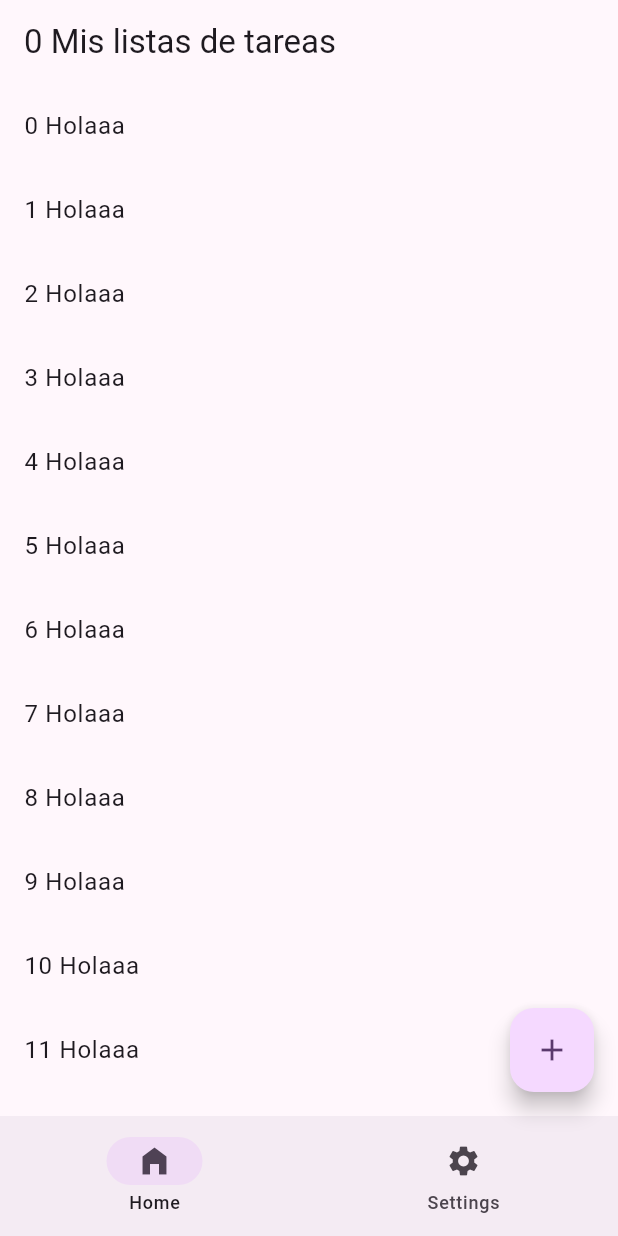
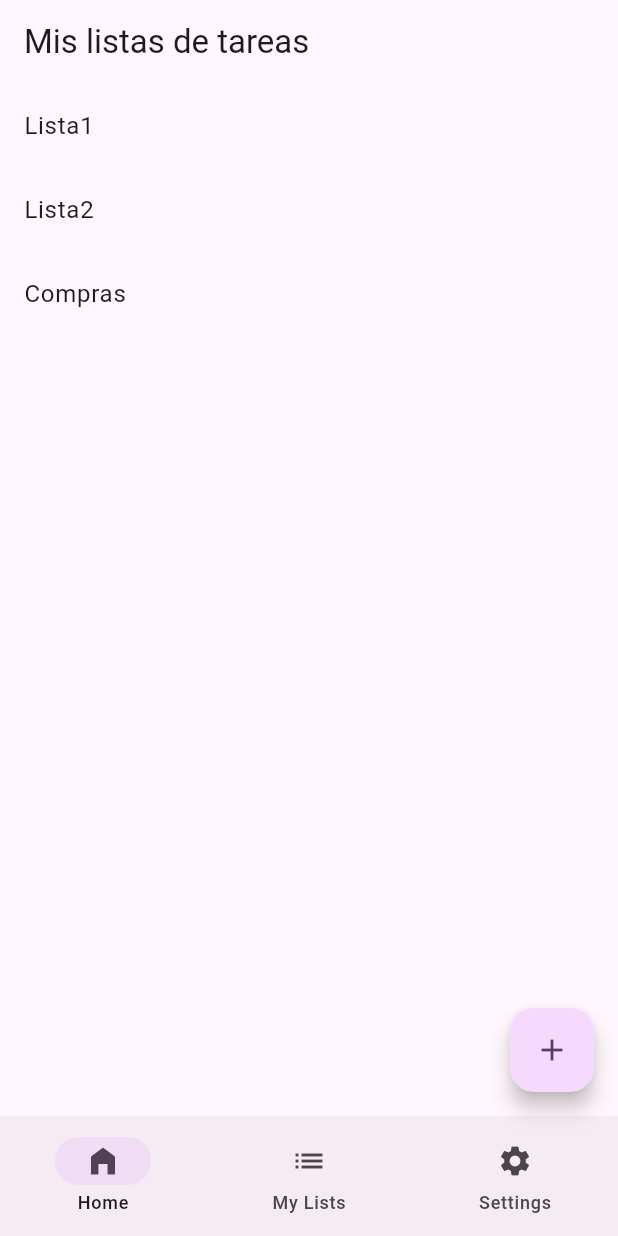
Before and after one commit to ValeriaBrzoza/excluidos_unidos, a Flutter app: the HomePage screen opened directly, on a phone screen of 412 x 824 dp. Run offline on Flutter 3.47's test engine with Material 2 defaults, Android fonts, the phone set to English and light mode, and no system bars.

Commit message:
Logica de listas y nuevas screens

```diff
--- /dev/null
+++ b/lib/falsedatabase.dart
@@ -0,0 +1,34 @@
+import 'tasklist.dart';
+
+class DataProvider {
+  List<TaskList> getLists() {
+    return [
+      TaskList(
+        name: 'Lista1',
+        usersIds: [],
+        isShared: false,
+        supervisorsIds: [],
+        tasksLimitDateRequired: false,
+        globalDeadline: null,
+      ),
+      TaskList(
+        name: 'Lista2',
+        usersIds: [],
+        isShared: false,
+        supervisorsIds: [],
+        tasksLimitDateRequired: false,
+        globalDeadline: null,
+      ),
+      TaskList(
+        name: 'Compras',
+        usersIds: [],
+        isShared: false,
+        supervisorsIds: [],
+        tasksLimitDateRequired: false,
+        globalDeadline: null,
+      )
+    ];
+  }
+
+  static final instance = DataProvider();
+}
--- a/lib/home.dart
+++ b/lib/home.dart
@@ -1,4 +1,9 @@
+import 'dart:collection';
+
 import 'package:flutter/material.dart';
+import 'package:prueba_01/falsedatabase.dart';
+import 'package:prueba_01/list.dart';
+import 'package:prueba_01/tasklist.dart';
 
 class HomePage extends StatefulWidget {
   const HomePage({super.key});
@@ -8,29 +13,35 @@ class HomePage extends StatefulWidget {
 }
 
 class _HomePageState extends State<HomePage> {
-  int index = 0;
+  List<TaskList> listas = [];
+
+  @override
+  void initState() {
+    // TODO: implement initState
+    listas = DataProvider.instance.getLists();
+    super.initState();
+  }
 
   @override
   Widget build(BuildContext context) {
     return Scaffold(
         appBar: AppBar(
-          title: Text('$index Mis listas de tareas'),
+          title: const Text('Mis listas de tareas'),
         ),
         floatingActionButton: FloatingActionButton(
           onPressed: () {},
-          child: Icon(Icons.add),
+          child: const Icon(Icons.add),
         ),
+        //Botones de la Barra de navegacion
         bottomNavigationBar: NavigationBar(
-          selectedIndex: index,
-          onDestinationSelected: (value) {
-            setState(() {
-              index = value;
-            });
-          },
-          destinations: [
+          destinations: const [
             NavigationDestination(
               icon: Icon(Icons.home_filled),
               label: 'Home',
+            ),
+            NavigationDestination(
+              icon: Icon(Icons.list),
+              label: 'My Lists',
             ),
             NavigationDestination(
               icon: Icon(Icons.settings),
@@ -38,10 +49,21 @@ class _HomePageState extends State<HomePage> {
             )
           ],
         ),
+        //vista de listas
         body: ListView.builder(
-          itemCount: 1000,
-          itemBuilder: (context, index) =>
-              ListTile(title: Text('$index Holaaa ')),
+          itemCount: listas.length,
+          itemBuilder: (context, index) => ListTile(
+            title: Text(listas[index].name),
+            onTap: () {
+              Navigator.of(context).push(MaterialPageRoute(
+                  builder: (context) => ShowList(id: index.toString())));
+            },
+          ),
         ));
   }
 }
+
+
+          // itemCount: 1,
+          // itemBuilder: (context, index) =>
+          //     ListTile(title: Text('Lista nro $index')),
--- /dev/null
+++ b/lib/tasklist.dart
@@ -0,0 +1,47 @@
+// Ejemplo de lista de tareas
+// Falta todo el tema de las tareas en si
+class TaskList {
+  TaskList({
+    required this.name,
+    required this.usersIds,
+    required this.isShared,
+    required this.supervisorsIds,
+    required this.tasksLimitDateRequired,
+    required this.globalDeadline,
+  });
+
+  final String name;
+  final List<String> usersIds;
+  final bool isShared;
+  final List<String> supervisorsIds;
+  final bool tasksLimitDateRequired;
+  final DateTime? globalDeadline;
+
+  factory TaskList.fromJson(Map<String, Object> json) {
+    return TaskList(
+      name: json['name'] as String,
+      usersIds: json['users'] as List<String>,
+      supervisorsIds: json['supervisors'] as List<String>,
+      isShared: json['shared'] as bool,
+      tasksLimitDateRequired: json['task_limit_date_required'] as bool,
+      globalDeadline: json['global_deadline'] != null
+          ? DateTime.parse(json['global_deadline'] as String)
+          : null,
+    );
+  }
+
+  // Getter que dice si tiene o no deadline inferido de si es null o no
+  bool get hasDeadline => globalDeadline != null;
+
+  Map<String, dynamic> toJson() {
+    return {
+      "name": name,
+      "users": usersIds,
+      "shared": isShared,
+      "supervisors": supervisorsIds,
+      "task_limit_date_required": tasksLimitDateRequired,
+      "global_deadline": globalDeadline?.toIso8601String(),
+      // Faltan las tareas
+    };
+  }
+}
```
Also changed, not shown: lib/list.dart (added, +30 -0 lines), lib/tasks.dart (added).
